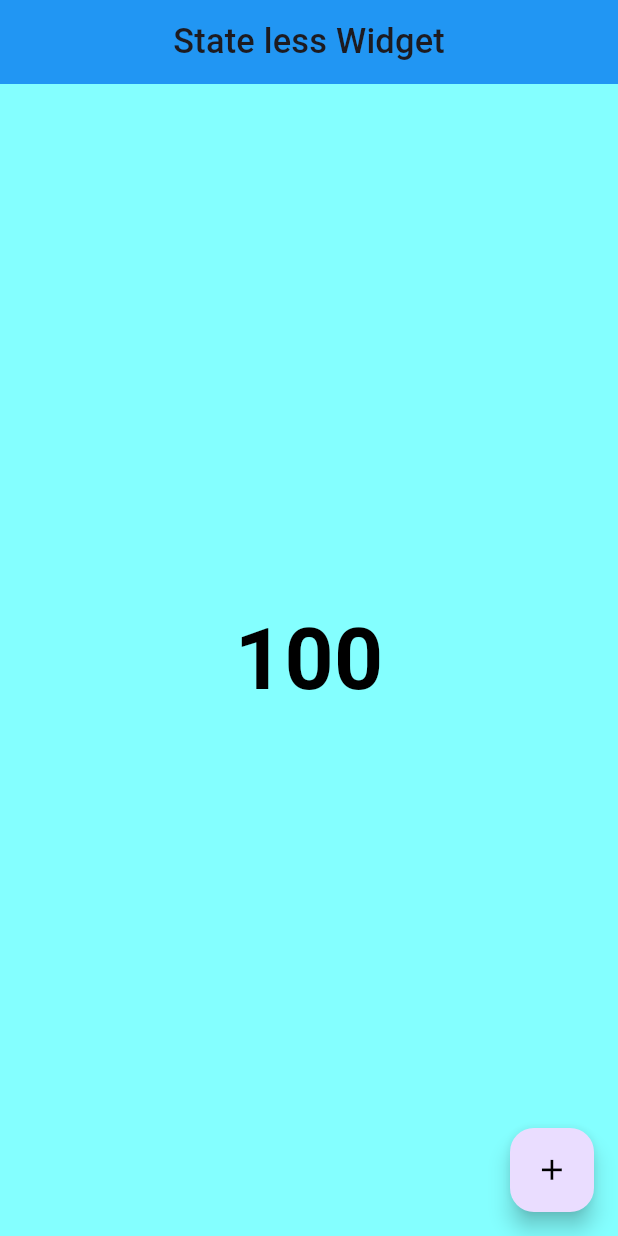
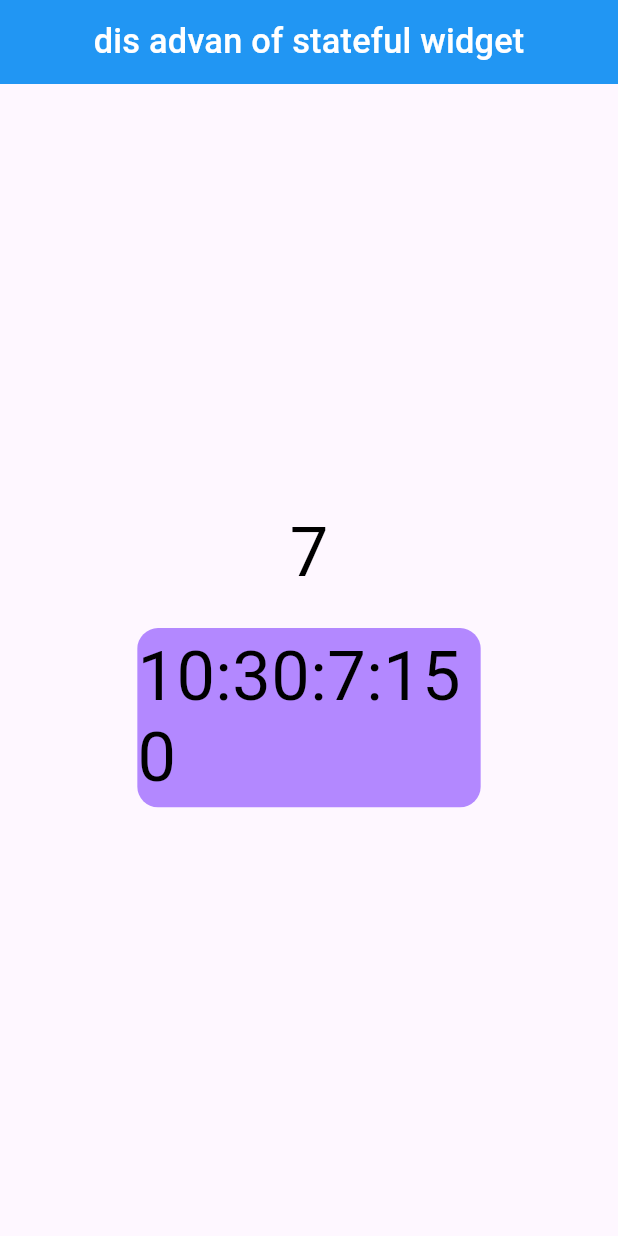
Before and after one commit to Gulshid/Flutter_developement, a Flutter app: the screen it shows after launch, on a phone screen of 412 x 824 dp. Run offline on Flutter 3.47's test engine with Material 3 defaults, Android fonts, the phone set to English and light mode, and no system bars; our stand-ins replace animated_text_kit, curved_navigation_bar, flutter_screenutil, flutter_slidable, flutter_spinkit, google_fonts and 5 more; accounts and stored records are empty.

Commit message:
program 2 is done

```diff
--- a/flutter_dev/lib/State_Management/practise/prog/p1.dart
+++ b/flutter_dev/lib/State_Management/practise/prog/p1.dart
@@ -10,34 +10,31 @@ class p1 extends StatefulWidget {
 }
 
 class _p1State extends State<p1> {
-  int increment = 100;
+  //count example
+  int _counter = 30;
 
   @override
   Widget build(BuildContext context) {
     return Scaffold(
-      backgroundColor: Colors.cyanAccent[100],
+      appBar: AppBar(
+        title: Text('Stateless Widget', style: TextStyle(color: Colors.white)),
+        centerTitle: true,
+      ),
+
+      body: Column(
+        mainAxisAlignment: MainAxisAlignment.center,
+        children: [Center(child: Text('$_counter',style: TextStyle(color: Colors.black,fontSize: 60.sp),))]),
+      //flaoting action button
       floatingActionButton: FloatingActionButton(
         onPressed: () {
           setState(() {
-           increment++;
-          print(increment);
-           });
+          _counter++;
+          print(_counter);
+          });
 
         },
-        child: Icon(Icons.add, color: Colors.black, size: 20.sp),
+        child: Icon(Icons.add, color: Colors.black, size: 30.sp),
       ),
-      appBar: AppBar(title: Text('State less Widget'), centerTitle: true),
-
-      body: Column(
-        mainAxisAlignment: MainAxisAlignment.center,
-        // crossAxisAlignment: CrossAxisAlignment.center,
-        children: [Center(
-          child:
-           Text("$increment",style: TextStyle(color: Colors.black,fontSize: 50.sp,fontWeight: FontWeight.bold),)
-           ),
-
-
-           ]),
     );
   }
 }
--- /dev/null
+++ b/flutter_dev/lib/State_Management/practise/prog/p2.dart
@@ -0,0 +1,71 @@
+import 'dart:async';
+
+import 'package:flutter/material.dart';
+import 'package:flutter_screenutil/flutter_screenutil.dart';
+
+class p2 extends StatefulWidget {
+  const p2({super.key});
+
+  @override
+  State<p2> createState() => _p2State();
+}
+
+class _p2State extends State<p2> {
+  int count = 0;
+  @override
+  void initState() {
+    super.initState();
+    Timer.periodic(Duration(seconds: 1), (timer) {
+      count++;
+      print(count);
+      setState(() {
+
+    });
+    });
+
+  }
+
+  Widget build(BuildContext context) {
+    print('build' + count.toString());
+    return Scaffold(
+      appBar: AppBar(
+        title: Center(
+          child: Text(
+            'dis advan of stateful widget',
+            style: TextStyle(color: Colors.white),
+          ),
+        ),
+        centerTitle: true,
+      ),
+
+      body: Column(
+        mainAxisAlignment: MainAxisAlignment.center,
+        children: [
+          Center(
+            child: Text(
+              count.toString(),
+              style: TextStyle(color: Colors.black, fontSize: 40.sp),
+            ),
+          ),
+        SizedBox(height: 20.sp,),
+          Center(
+            child: Container(
+              height: 100.h,
+              width: 200.w,
+              decoration: BoxDecoration(
+                color: Colors.deepPurpleAccent[100],
+                borderRadius: BorderRadius.circular(12.r),
+              ),
+              child: Center(
+                child: Text(
+                  DateTime.now().hour.toString()+':'+DateTime.now().minute.toString()+':'+DateTime.now().second.toString()+':'+DateTime.now().millisecond.toString(),
+                  style: TextStyle(color: Colors.black, fontSize: 40.sp),
+                ),
+              ),
+            ),
+          ),
+        ],
+      ),
+    );
+  }
+}
--- a/flutter_dev/lib/main.dart
+++ b/flutter_dev/lib/main.dart
@@ -5,7 +5,7 @@ import 'package:flutter_dev/State_Management/Provider/Exam_provider_1.dart';
 import 'package:flutter_dev/State_Management/Provider/Favourite_provider.dart';
 import 'package:flutter_dev/State_Management/Provider/count_provider.dart';
 import 'package:flutter_dev/State_Management/Provider/theme_changer_provider.dart';
-import 'package:flutter_dev/State_Management/practise/prog/p1.dart';
+import 'package:flutter_dev/State_Management/practise/prog/p2.dart';
 import 'package:flutter_screenutil/flutter_screenutil.dart';
 import 'package:provider/provider.dart';
 
@@ -90,7 +90,7 @@ class MyApp extends StatelessWidget {
                 //     color: Colors.lightGreen
                 //   )
                 // ),
-                home:p1(),
+                home:p2(),
 
               );
             },
```
